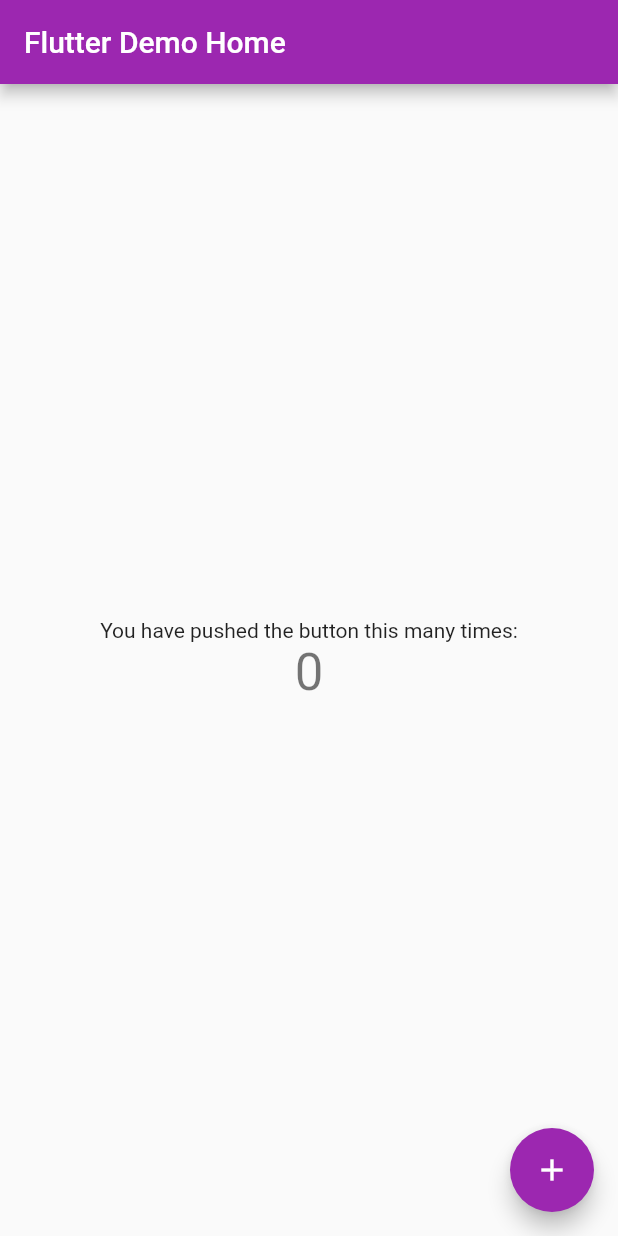
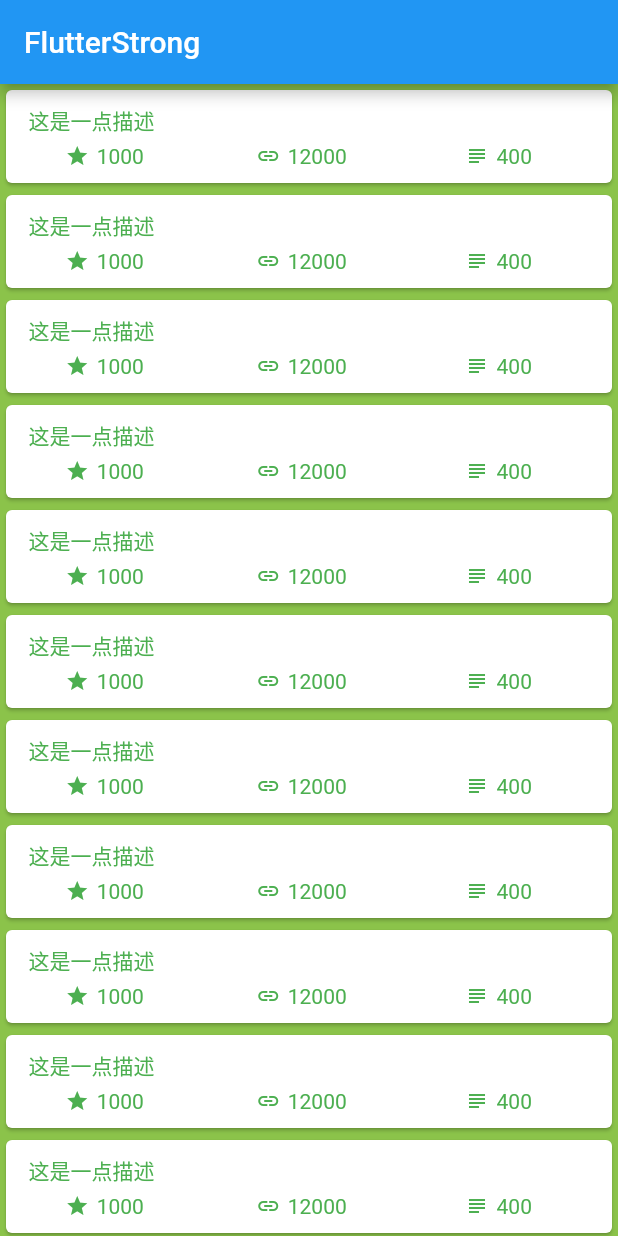
Before and after one commit to huangzhifei/FlutterStrong, a Flutter app: the screen it shows after launch, on a phone screen of 412 x 824 dp. Run offline on Flutter 3.47's test engine with Material 2 defaults, Android fonts, the light colour scheme and no system bars.

Commit message:
增加 demo_item 样例

```diff
--- /dev/null
+++ b/lib/demo_item.dart
@@ -0,0 +1,82 @@
+import 'package:flutter/material.dart';
+
+// 构建一个 List Item
+class DemoItem extends StatefulWidget {
+  const DemoItem({Key? key}) : super(key: key);
+
+  @override
+  State<DemoItem> createState() => _DemoItemState();
+}
+
+class _DemoItemState extends State<DemoItem> {
+  @override
+  Widget build(BuildContext context) {
+    return Card(
+      child: Padding(
+          padding: const EdgeInsets.only(left: 0, top: 10, right: 10, bottom: 10),
+          child: Column(
+            crossAxisAlignment: CrossAxisAlignment.start,
+            mainAxisSize: MainAxisSize.min,
+            children: <Widget>[
+              // 上面文本
+              Container(
+                padding: EdgeInsets.only(left: 15.0,),
+                child: const Text(
+                  "这是⼀点描述",
+                  style: TextStyle(
+                    color: Colors.green,
+                    fontSize: 14.0,
+                  ),
+                ),
+              ),
+
+              const Padding(padding: EdgeInsets.only(bottom: 5.0)),
+              // 底部数字和icon
+              Row(
+                mainAxisAlignment: MainAxisAlignment.start,
+                children: <Widget>[
+                  _getBottomItem(Icons.star, "1000"),
+                  _getBottomItem(Icons.link, "12000"),
+                  _getBottomItem(Icons.subject, "400"),
+                ],
+              ),
+            ],
+          ),
+        ),
+      );
+  }
+
+  _getBottomItem(IconData icon, String text) {
+    // 充满 Row 横向的布局
+    return Expanded(
+      flex: 1,
+      child: Row(
+        // 主轴居中,即是横向居中
+        mainAxisAlignment: MainAxisAlignment.center,
+        // 竖向也居中
+        crossAxisAlignment: CrossAxisAlignment.center,
+        // ⼤⼩按照最⼤充满
+        mainAxisSize: MainAxisSize.max,
+        children: <Widget>[
+          // ⼀个图标，⼤⼩16.0，绿⾊
+          Icon(
+            icon,
+            size: 16.0,
+            color: Colors.green,
+          ),
+          // 间隔
+          const Padding(padding: EdgeInsets.only(left: 5.0,)),
+          // 文本
+          Text(
+            text,
+            // 设置字体样式：颜⾊绿⾊，字体⼤⼩14.0
+            style: const TextStyle(
+              color: Colors.green,
+              fontSize: 14.0,
+            ),
+          ),
+        ],
+      ),
+    );
+  }
+}
--- /dev/null
+++ b/lib/demo_page.dart
@@ -0,0 +1,27 @@
+import 'package:flutter/material.dart';
+import 'package:flutter/widgets.dart';
+import 'package:flutter_strong/demo_item.dart';
+
+class DemoPage extends StatefulWidget {
+  const DemoPage({Key? key}) : super(key: key);
+
+  @override
+  State<DemoPage> createState() => _DemoPageState();
+}
+
+class _DemoPageState extends State<DemoPage> {
+  @override
+  Widget build(BuildContext context) {
+    return Scaffold(
+      appBar: AppBar(
+        title: const Text("FlutterStrong"),
+      ),
+      body: ListView.builder(
+          itemBuilder: (context, index) {
+            return const DemoItem();
+          }
+      ),
+      backgroundColor: Colors.lightGreen,
+    );
+  }
+}
--- a/lib/main.dart
+++ b/lib/main.dart
@@ -1,147 +1,23 @@
 import 'package:flutter/material.dart';
+import 'package:flutter_strong/demo_page.dart';
 
 void main() {
   runApp(const MyApp());
 }
 
-class MyApp extends StatelessWidget {
+class MyApp extends StatefulWidget {
   const MyApp({Key? key}) : super(key: key);
 
-  final tag = "666";
-  // This widget is the root of your application.
+  @override
+  State<MyApp> createState() => _MyAppState();
+}
+
+class _MyAppState extends State<MyApp> {
   @override
   Widget build(BuildContext context) {
-
-    async_print() async {
-      var tt = "ok!";
-      // tt ??= "999";
-      print("before tt = $tt");
-      await Future.delayed(Duration(seconds: 2));
-      print("after tt = tt");
-      return tt;
-    }
-
-    doSomeThing() async {
-      var data = await async_print();
-      if (data == "ok!") {
-        data = "ok from async_print";
-        print("re = $data");
-      } else {
-        print("re fail");
-      }
-      return data;
-    }
-
-    doSomeThing();
-
-    renderSome() {
-      doSomeThing().then((value) {
-        print("renderSome: $value");
-      });
-    }
-
-    renderSome();
-
-    return MaterialApp(
-      title: 'Flutter Demo',
-      theme: ThemeData(
-        // This is the theme of your application.
-        //
-        // Try running your application with "flutter run". You'll see the
-        // application has a blue toolbar. Then, without quitting the app, try
-        // changing the primarySwatch below to Colors.green and then invoke
-        // "hot reload" (press "r" in the console where you ran "flutter run",
-        // or simply save your changes to "hot reload" in a Flutter IDE).
-        // Notice that the counter didn't reset back to zero; the application
-        // is not restarted.
-        primarySwatch: Colors.purple,
-      ),
-      home: const MyHomePage(title: 'Flutter Demo Home'),
+    // 在 main 函数中,运行的组件的根组件必须是 MaterialApp
+    return const MaterialApp(
+      home: DemoPage(),
     );
   }
 }
-
-class MyHomePage extends StatefulWidget {
-  const MyHomePage({Key? key, required this.title}) : super(key: key);
-
-  // This widget is the home page of your application. It is stateful, meaning
-  // that it has a State object (defined below) that contains fields that affect
-  // how it looks.
-
-  // This class is the configuration for the state. It holds the values (in this
-  // case the title) provided by the parent (in this case the App widget) and
-  // used by the build method of the State. Fields in a Widget subclass are
-  // always marked "final".
-
-  final String title;
-
-  @override
-  State<MyHomePage> createState() => _MyHomePageState();
-}
-
-class _MyHomePageState extends State<MyHomePage> {
-  int _counter = 0;
-
-  void _incrementCounter() {
-    setState(() {
-      // This call to setState tells the Flutter framework that something has
-      // changed in this State, which causes it to rerun the build method below
-      // so that the display can reflect the updated values. If we changed
-      // _counter without calling setState(), then the build method would not be
-      // called again, and so nothing would appear to happen.
-      _counter++;
-    });
-  }
-
-  @override
-  Widget build(BuildContext context) {
-    // This method is rerun every time setState is called, for instance as done
-    // by the _incrementCounter method above.
-    //
-    // The Flutter framework has been optimized to make rerunning build methods
-    // fast, so that you can just rebuild anything that needs updating rather
-    // than having to individually change instances of widgets.
-    return Scaffold(
-      appBar: AppBar(
-        // Here we take the value from the MyHomePage object that was created by
-        // the App.build method, and use it to set our appbar title.
-        title: Text(widget.title),
-      ),
-      body: Center(
-        // Center is a layout widget. It takes a single child and positions it
-        // in the middle of the parent.
-        child: Column(
-          // Column is also a layout widget. It takes a list of children and
-          // arranges them vertically. By default, it sizes itself to fit its
-          // children horizontally, and tries to be as tall as its parent.
-          //
-          // Invoke "debug painting" (press "p" in the console, choose the
-          // "Toggle Debug Paint" action from the Flutter Inspector in Android
-          // Studio, or the "Toggle Debug Paint" command in Visual Studio Code)
-          // to see the wireframe for each widget.
-          //
-          // Column has various properties to control how it sizes itself and
-          // how it positions its children. Here we use mainAxisAlignment to
-          // center the children vertically; the main axis here is the vertical
-          // axis because Columns are vertical (the cross axis would be
-          // horizontal).
-          mainAxisAlignment: MainAxisAlignment.center,
-          children: <Widget>[
-            const Text(
-              'You have pushed the button this many times:',
-            ),
-            Text(
-              '$_counter',
-              style: Theme.of(context).textTheme.headline4,
-            ),
-          ],
-        ),
-      ),
-      floatingActionButton: FloatingActionButton(
-        onPressed: _incrementCounter,
-        tooltip: 'Increment',
-        child: const Icon(Icons.add),
-      ), // This trailing comma makes auto-formatting nicer for build methods.
-    );
-  }
-}
```
